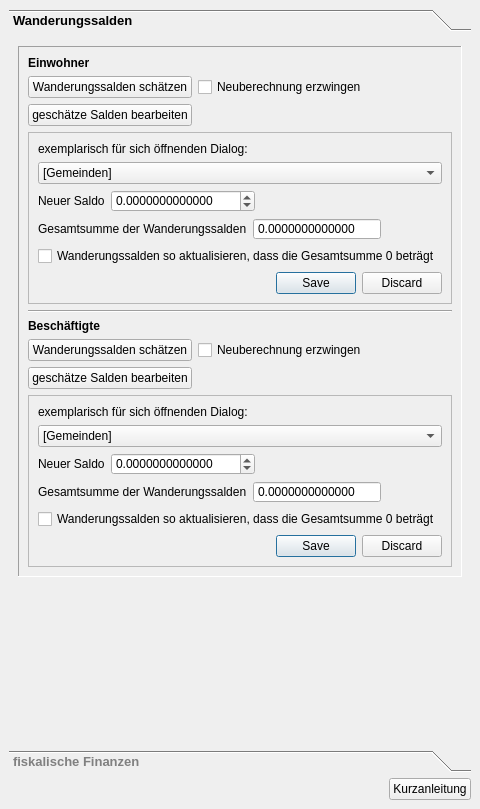
Qt form projektcheck/ui/ProjektCheck_dockwidget_analysis_07-KSt.ui (projektcheck/ProjektCheck-QGIS) before a commit.
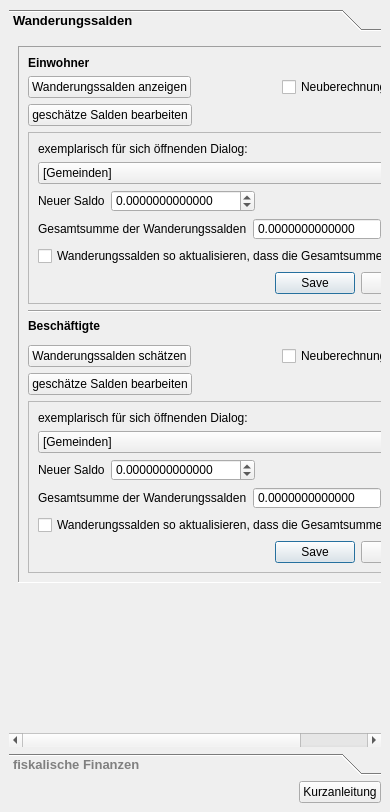
The same form after that commit. Icons and pictures are not drawn.

Commit message: first efforts modifying QToolBox appearance (next tab directly subsequent to its predecessor). seriously, this seems to be a standoff! Began switching some visibility-buttons to recalculate-checkboxes ...

The edit to the form file:
```diff
--- a/projektcheck/ui/ProjektCheck_dockwidget_analysis_07-KSt.ui
+++ b/projektcheck/ui/ProjektCheck_dockwidget_analysis_07-KSt.ui
@@ -6,8 +6,8 @@
    <rect>
     <x>0</x>
     <y>0</y>
-    <width>480</width>
-    <height>809</height>
+    <width>390</width>
+    <height>812</height>
    </rect>
   </property>
   <property name="styleSheet">
@@ -67,8 +67,8 @@
         <rect>
          <x>0</x>
          <y>0</y>
-         <width>462</width>
-         <height>683</height>
+         <width>416</width>
+         <height>669</height>
         </rect>
        </property>
        <attribute name="label">
@@ -97,6 +97,87 @@
            <enum>QFrame::Sunken</enum>
           </property>
           <layout class="QGridLayout" name="gridLayout_2">
+           <item row="3" column="0" colspan="4">
+            <layout class="QHBoxLayout" name="horizontalLayout_3">
+             <property name="topMargin">
+              <number>0</number>
+             </property>
+             <property name="rightMargin">
+              <number>0</number>
+             </property>
+             <item>
+              <widget class="QPushButton" name="pushButton_32">
+               <property name="text">
+                <string>Wanderungssalden anzeigen</string>
+               </property>
+               <property name="icon">
+                <iconset>
+                 <normaloff>../../images/iconset_mob/20190619_iconset_mob_calculate_statistics_1.png</normaloff>../../images/iconset_mob/20190619_iconset_mob_calculate_statistics_1.png</iconset>
+               </property>
+              </widget>
+             </item>
+             <item>
+              <spacer name="horizontalSpacer">
+               <property name="orientation">
+                <enum>Qt::Horizontal</enum>
+               </property>
+               <property name="sizeHint" stdset="0">
+                <size>
+                 <width>40</width>
+                 <height>20</height>
+                </size>
+               </property>
+              </spacer>
+             </item>
+             <item>
+              <widget class="QCheckBox" name="checkBox_21">
+               <property name="layoutDirection">
+                <enum>Qt::LeftToRight</enum>
+               </property>
+               <property name="text">
+                <string>Neuberechnung erzwingen</string>
+               </property>
+              </widget>
+             </item>
+            </layout>
+           </item>
+           <item row="4" column="0">
+            <widget class="QPushButton" name="pushButton_43">
+             <property name="text">
+              <string>geschätze Salden bearbeiten</string>
+             </property>
+             <property name="icon">
+              <iconset>
+               <normaloff>../../images/iconset_mob/20190619_iconset_mob_edit_statistics_1.png</normaloff>../../images/iconset_mob/20190619_iconset_mob_edit_statistics_1.png</iconset>
+             </property>
+             <property name="checkable">
+              <bool>true</bool>
+             </property>
+            </widget>
+           </item>
+           <item row="6" column="0" colspan="4">
+            <widget class="Line" name="line">
+             <property name="frameShadow">
+              <enum>QFrame::Sunken</enum>
+             </property>
+             <property name="orientation">
+              <enum>Qt::Horizontal</enum>
+             </property>
+            </widget>
+           </item>
+           <item row="7" column="0">
+            <widget class="QLabel" name="label_6">
+             <property name="font">
+              <font>
+               <weight>75</weight>
+               <bold>true</bold>
+              </font>
+             </property>
+             <property name="text">
+              <string>Beschäftigte</string>
+             </property>
+            </widget>
+           </item>
            <item row="0" column="0">
             <widget class="QLabel" name="label_5">
              <property name="font">
@@ -110,42 +191,8 @@
              </property>
             </widget>
            </item>
-           <item row="1" column="0">
-            <widget class="QPushButton" name="pushButton_32">
-             <property name="text">
-              <string>Wanderungssalden schätzen</string>
-             </property>
-             <property name="icon">
-              <iconset>
-               <normaloff>../../images/iconset_mob/20190619_iconset_mob_calculate_statistics_1.png</normaloff>../../images/iconset_mob/20190619_iconset_mob_calculate_statistics_1.png</iconset>
-             </property>
-            </widget>
-           </item>
-           <item row="1" column="1">
-            <widget class="QCheckBox" name="checkBox_21">
-             <property name="layoutDirection">
-              <enum>Qt::LeftToRight</enum>
-             </property>
-             <property name="text">
-              <string>Neuberechnung erzwingen</string>
-             </property>
-            </widget>
-           </item>
-           <item row="1" column="2">
-            <spacer name="horizontalSpacer">
-             <property name="orientation">
-              <enum>Qt::Horizontal</enum>
-             </property>
-             <property name="sizeHint" stdset="0">
-              <size>
-               <width>40</width>
-               <height>20</height>
-              </size>
-             </property>
-            </spacer>
-           </item>
-           <item row="2" column="0">
-            <widget class="QPushButton" name="pushButton_43">
+           <item row="10" column="0">
+            <widget class="QPushButton" name="pushButton_45">
              <property name="text">
               <string>geschätze Salden bearbeiten</string>
              </property>
@@ -158,7 +205,7 @@
              </property>
             </widget>
            </item>
-           <item row="3" column="0" colspan="3">
+           <item row="5" column="0" colspan="4">
             <widget class="QFrame" name="frame_3">
              <property name="enabled">
               <bool>true</bool>
@@ -322,78 +369,7 @@
              </layout>
             </widget>
            </item>
-           <item row="4" column="0" colspan="3">
-            <widget class="Line" name="line">
-             <property name="frameShadow">
-              <enum>QFrame::Sunken</enum>
-             </property>
-             <property name="orientation">
-              <enum>Qt::Horizontal</enum>
-             </property>
-            </widget>
-           </item>
-           <item row="5" column="0">
-            <widget class="QLabel" name="label_6">
-             <property name="font">
-              <font>
-               <weight>75</weight>
-               <bold>true</bold>
-              </font>
-             </property>
-             <property name="text">
-              <string>Beschäftigte</string>
-             </property>
-            </widget>
-           </item>
-           <item row="6" column="0">
-            <widget class="QPushButton" name="pushButton_44">
-             <property name="text">
-              <string>Wanderungssalden schätzen</string>
-             </property>
-             <property name="icon">
-              <iconset>
-               <normaloff>../../images/iconset_mob/20190619_iconset_mob_calculate_statistics_1.png</normaloff>../../images/iconset_mob/20190619_iconset_mob_calculate_statistics_1.png</iconset>
-             </property>
-            </widget>
-           </item>
-           <item row="6" column="1">
-            <widget class="QCheckBox" name="checkBox_24">
-             <property name="layoutDirection">
-              <enum>Qt::LeftToRight</enum>
-             </property>
-             <property name="text">
-              <string>Neuberechnung erzwingen</string>
-             </property>
-            </widget>
-           </item>
-           <item row="6" column="2">
-            <spacer name="horizontalSpacer_2">
-             <property name="orientation">
-              <enum>Qt::Horizontal</enum>
-             </property>
-             <property name="sizeHint" stdset="0">
-              <size>
-               <width>40</width>
-               <height>20</height>
-              </size>
-             </property>
-            </spacer>
-           </item>
-           <item row="7" column="0">
-            <widget class="QPushButton" name="pushButton_45">
-             <property name="text">
-              <string>geschätze Salden bearbeiten</string>
-             </property>
-             <property name="icon">
-              <iconset>
-               <normaloff>../../images/iconset_mob/20190619_iconset_mob_edit_statistics_1.png</normaloff>../../images/iconset_mob/20190619_iconset_mob_edit_statistics_1.png</iconset>
-             </property>
-             <property name="checkable">
-              <bool>true</bool>
-             </property>
-            </widget>
-           </item>
-           <item row="8" column="0" colspan="3">
+           <item row="11" column="0" colspan="4">
             <widget class="QFrame" name="frame_4">
              <property name="frameShape">
               <enum>QFrame::StyledPanel</enum>
@@ -551,6 +527,47 @@
              </layout>
             </widget>
            </item>
+           <item row="9" column="0" colspan="4">
+            <layout class="QHBoxLayout" name="horizontalLayout_4">
+             <property name="topMargin">
+              <number>6</number>
+             </property>
+             <item>
+              <widget class="QPushButton" name="pushButton_44">
+               <property name="text">
+                <string>Wanderungssalden schätzen</string>
+               </property>
+               <property name="icon">
+                <iconset>
+                 <normaloff>../../images/iconset_mob/20190619_iconset_mob_calculate_statistics_1.png</normaloff>../../images/iconset_mob/20190619_iconset_mob_calculate_statistics_1.png</iconset>
+               </property>
+              </widget>
+             </item>
+             <item>
+              <spacer name="horizontalSpacer_2">
+               <property name="orientation">
+                <enum>Qt::Horizontal</enum>
+               </property>
+               <property name="sizeHint" stdset="0">
+                <size>
+                 <width>40</width>
+                 <height>20</height>
+                </size>
+               </property>
+              </spacer>
+             </item>
+             <item>
+              <widget class="QCheckBox" name="checkBox_24">
+               <property name="layoutDirection">
+                <enum>Qt::LeftToRight</enum>
+               </property>
+               <property name="text">
+                <string>Neuberechnung erzwingen</string>
+               </property>
+              </widget>
+             </item>
+            </layout>
+           </item>
           </layout>
          </widget>
         </item>
```
Left out of the diff: 8 changed lines with no effect on the pictures. The commit also changes 7 other files.
